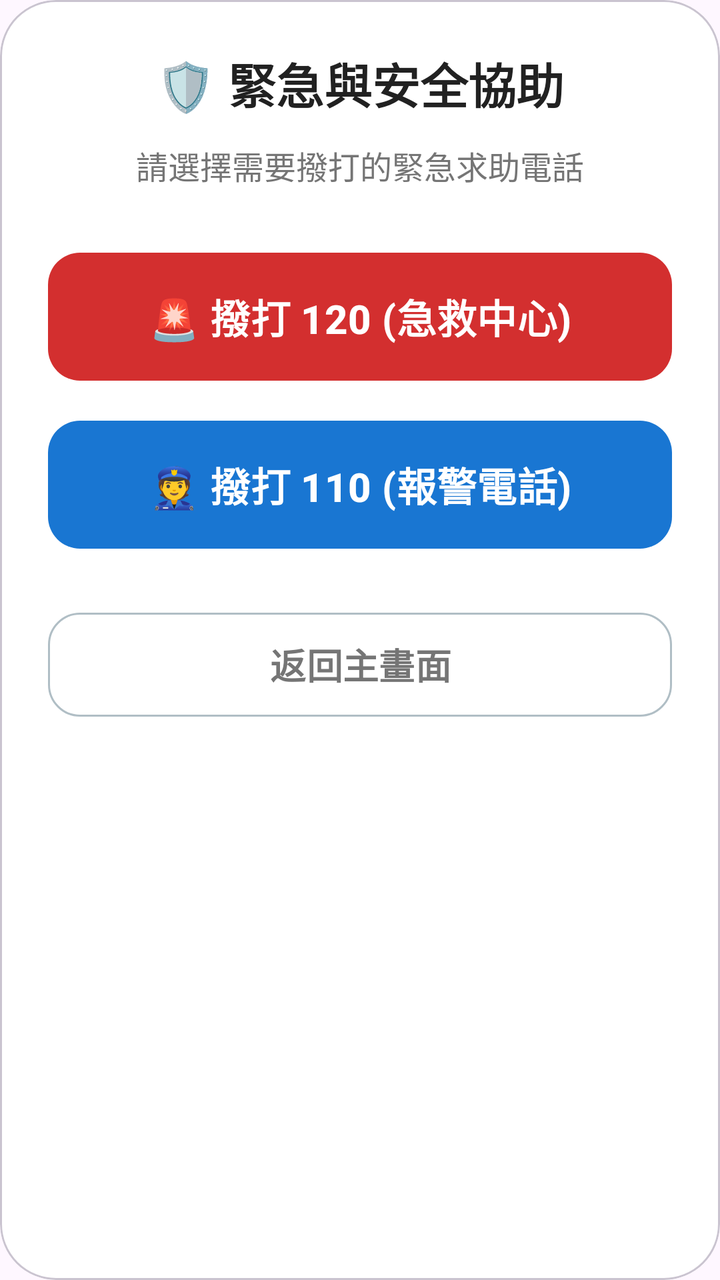
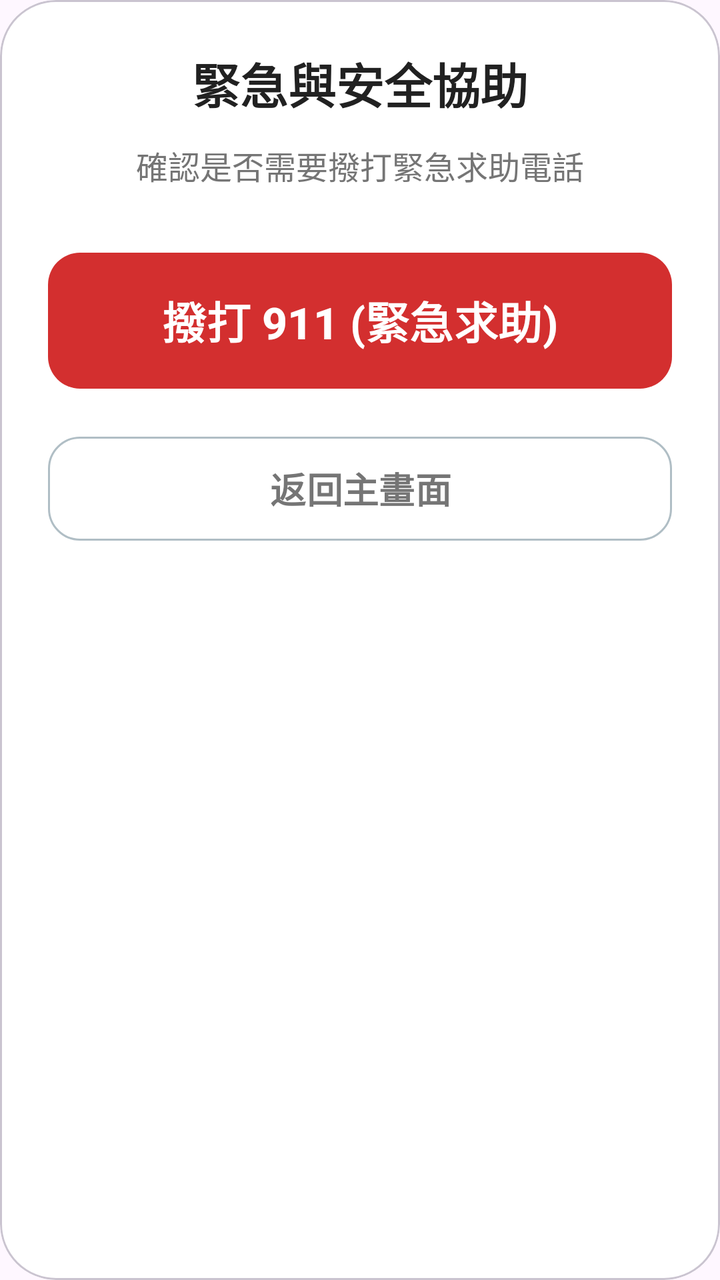

Two renders of the same Android screen: before a commit and after it. Below are the layout's source before the change and the commit's diff.
<!-- AndroidManifest.xml: application theme Theme.SeniorLauncher -->
<!-- res/layout/dialog_safety_options.xml -->
<?xml version="1.0" encoding="utf-8"?>
<com.google.android.material.card.MaterialCardView
    xmlns:android="http://schemas.android.com/apk/res/android"
    xmlns:app="http://schemas.android.com/apk/res-auto"
    android:layout_width="match_parent"
    android:layout_height="wrap_content"
    app:cardCornerRadius="28dp"
    app:cardElevation="0dp"
    app:cardBackgroundColor="#FFFFFF">

    <LinearLayout
        android:layout_width="match_parent"
        android:layout_height="wrap_content"
        android:orientation="vertical"
        android:padding="24dp"
        android:gravity="center_horizontal">

        <TextView
            android:layout_width="wrap_content"
            android:layout_height="wrap_content"
            android:text="🛡️ 緊急與安全協助"
            android:textSize="24sp"
            android:textStyle="bold"
            android:textColor="#212121"
            android:layout_marginBottom="12dp" />

        <TextView
            android:layout_width="wrap_content"
            android:layout_height="wrap_content"
            android:text="請選擇需要撥打的緊急求助電話"
            android:textSize="16sp"
            android:textColor="#757575"
            android:layout_marginBottom="28dp" />

        <com.google.android.material.button.MaterialButton
            android:id="@+id/btnCall120"
            android:layout_width="match_parent"
            android:layout_height="72dp"
            android:text="🚨 撥打 120 (急救中心)"
            android:textSize="20sp"
            android:textStyle="bold"
            android:textColor="#FFFFFF"
            app:backgroundTint="#D32F2F"
            app:cornerRadius="16dp"
            android:layout_marginBottom="12dp" />

        <com.google.android.material.button.MaterialButton
            android:id="@+id/btnCall110"
            android:layout_width="match_parent"
            android:layout_height="72dp"
            android:text="👮 撥打 110 (報警電話)"
            android:textSize="20sp"
            android:textStyle="bold"
            android:textColor="#FFFFFF"
            app:backgroundTint="#1976D2"
            app:cornerRadius="16dp"
            android:layout_marginBottom="24dp" />

        <com.google.android.material.button.MaterialButton
            android:id="@+id/btnCancelSafety"
            style="?attr/materialButtonOutlinedStyle"
            android:layout_width="match_parent"
            android:layout_height="60dp"
            android:text="返回主畫面"
            android:textSize="18sp"
            android:textStyle="bold"
            android:textColor="#757575"
            app:strokeColor="#B0BEC5"
            app:strokeWidth="1dp"
            app:cornerRadius="16dp" />
    </LinearLayout>
</com.google.android.material.card.MaterialCardView>
<!-- resources referenced by this layout -->
<resources>
  <style name="Theme.SeniorLauncher" parent="Theme.Material3.Light.NoActionBar">
          <item name="colorPrimary">#1976D2</item>
          <item name="colorOnPrimary">#FFFFFF</item>
          <item name="colorPrimaryContainer">#D3E4FF</item>
          <item name="colorOnPrimaryContainer">#001C38</item>
          <item name="colorSecondary">#F57C00</item>
          <item name="colorOnSecondary">#FFFFFF</item>
          <item name="colorSecondaryContainer">#FFE0B2</item>
          <item name="colorOnSecondaryContainer">#2E1500</item>
          <item name="colorSurface">#EFF4F9</item>
          <item name="colorSurfaceContainerLowest">#FFFFFF</item>
          <item name="android:statusBarColor">#EFF4F9</item>
          <item name="android:windowLightStatusBar">true</item>
      </style>
</resources>

<!-- the commit's change to res/layout/dialog_safety_options.xml (unified diff, before → after) -->
@@ -18,7 +18,7 @@
         <TextView
             android:layout_width="wrap_content"
             android:layout_height="wrap_content"
-            android:text="🛡️ 緊急與安全協助"
+            android:text="緊急與安全協助"
             android:textSize="24sp"
             android:textStyle="bold"
             android:textColor="#212121"
@@ -27,34 +27,22 @@
         <TextView
             android:layout_width="wrap_content"
             android:layout_height="wrap_content"
-            android:text="請選擇需要撥打的緊急求助電話"
+            android:text="確認是否需要撥打緊急求助電話"
             android:textSize="16sp"
             android:textColor="#757575"
             android:layout_marginBottom="28dp" />
 
         <com.google.android.material.button.MaterialButton
-            android:id="@+id/btnCall120"
+            android:id="@+id/btnCall911"
             android:layout_width="match_parent"
-            android:layout_height="72dp"
-            android:text="🚨 撥打 120 (急救中心)"
-            android:textSize="20sp"
+            android:layout_height="76dp"
+            android:text="撥打 911 (緊急求助)"
+            android:textSize="22sp"
             android:textStyle="bold"
             android:textColor="#FFFFFF"
             app:backgroundTint="#D32F2F"
             app:cornerRadius="16dp"
-            android:layout_marginBottom="12dp" />
-
-        <com.google.android.material.button.MaterialButton
-            android:id="@+id/btnCall110"
-            android:layout_width="match_parent"
-            android:layout_height="72dp"
-            android:text="👮 撥打 110 (報警電話)"
-            android:textSize="20sp"
-            android:textStyle="bold"
-            android:textColor="#FFFFFF"
-            app:backgroundTint="#1976D2"
-            app:cornerRadius="16dp"
-            android:layout_marginBottom="24dp" />
+            android:layout_marginBottom="16dp" />
 
         <com.google.android.material.button.MaterialButton
             android:id="@+id/btnCancelSafety"
